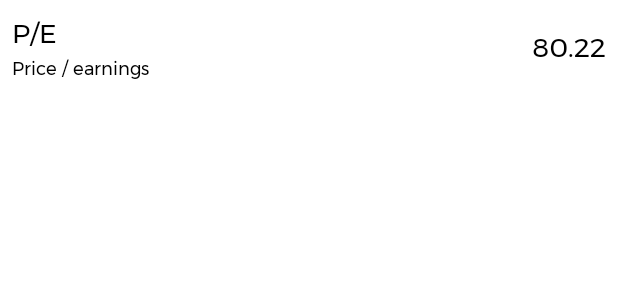
After one commit to Zelyder/StocksApp, an Android app: the layout item_ratio.xml on its own in the app's theme, with its tools: preview values and no code run, on a phone screen of 412 x 824 dp. The commit adds this screen. Shown: the top 300 px of the screen. Run offline under Robolectric (Android 15) with nearby library versions, the phone set to English and light mode, and no system bars.

Commit message:
Added summary tab

```diff
--- a/app/src/main/java/com/zelyder/stocksapp/MyApp.kt
+++ b/app/src/main/java/com/zelyder/stocksapp/MyApp.kt
@@ -54,7 +54,7 @@ class MyApp : Application(), ViewModelFactoryProvider {
             StocksListRepositoryImpl(fmpDataSource, finnhubDataSource, localDataSource)
         searchRepository = SearchRepositoryImpl(mboumDataSource, finnhubDataSource, localDataSource)
         detailsRepository =
-            DetailsRepositoryImpl(finnhubDataSource, localDataSource, WebServicesProvider())
+            DetailsRepositoryImpl(finnhubDataSource, fmpDataSource, WebServicesProvider())
     }
 
     override fun viewModelFactory(): ViewModelFactory = viewModelFactory
--- a/app/src/main/java/com/zelyder/stocksapp/data/network/apis/FmpApi.kt
+++ b/app/src/main/java/com/zelyder/stocksapp/data/network/apis/FmpApi.kt
@@ -1,11 +1,16 @@
 package com.zelyder.stocksapp.data.network.apis
 
 import com.zelyder.stocksapp.data.network.dto.fmp.NasdaqConstituentDto
+import com.zelyder.stocksapp.data.network.dto.fmp.RatiosDto
 import retrofit2.http.GET
+import retrofit2.http.Path
 import retrofit2.http.Query
 
 interface FmpApi {
 
     @GET("nasdaq_constituent")
     suspend fun getNasdaqConstituent(@Query("apikey") apiKey: String): List<NasdaqConstituentDto>
+
+    @GET("ratios-ttm/{ticker}")
+    suspend fun getRatios(@Path("ticker") ticker: String, @Query("apikey") apiKey: String): List<RatiosDto>
 }
--- a/app/src/main/java/com/zelyder/stocksapp/domain/datasources/StocksFmpDataSource.kt
+++ b/app/src/main/java/com/zelyder/stocksapp/domain/datasources/StocksFmpDataSource.kt
@@ -1,7 +1,9 @@
 package com.zelyder.stocksapp.domain.datasources
 
 import com.zelyder.stocksapp.data.network.dto.fmp.NasdaqConstituentDto
+import com.zelyder.stocksapp.data.network.dto.fmp.RatiosDto
 
 interface StocksFmpDataSource {
     suspend fun getNasdaqConstituent(): List<NasdaqConstituentDto>
+    suspend fun getRatios(ticker: String): List<RatiosDto>
 }
--- a/app/src/main/java/com/zelyder/stocksapp/domain/datasources/StocksFmpDataSourceImpl.kt
+++ b/app/src/main/java/com/zelyder/stocksapp/domain/datasources/StocksFmpDataSourceImpl.kt
@@ -3,6 +3,7 @@ package com.zelyder.stocksapp.domain.datasources
 import com.zelyder.stocksapp.data.FMP_API_KEY
 import com.zelyder.stocksapp.data.network.apis.FmpApi
 import com.zelyder.stocksapp.data.network.dto.fmp.NasdaqConstituentDto
+import com.zelyder.stocksapp.data.network.dto.fmp.RatiosDto
 import kotlinx.coroutines.Dispatchers
 import kotlinx.coroutines.withContext
 
@@ -10,4 +11,8 @@ class StocksFmpDataSourceImpl(private val fmpApi: FmpApi): StocksFmpDataSource {
     override suspend fun getNasdaqConstituent(): List<NasdaqConstituentDto> = withContext(Dispatchers.IO){
         fmpApi.getNasdaqConstituent(FMP_API_KEY)
     }
+
+    override suspend fun getRatios(ticker: String): List<RatiosDto> = withContext(Dispatchers.IO){
+        fmpApi.getRatios(apiKey = FMP_API_KEY, ticker = ticker)
+    }
 }
--- a/app/src/main/java/com/zelyder/stocksapp/domain/repositories/DetailsRepository.kt
+++ b/app/src/main/java/com/zelyder/stocksapp/domain/repositories/DetailsRepository.kt
@@ -2,6 +2,7 @@ package com.zelyder.stocksapp.domain.repositories
 
 import com.zelyder.stocksapp.data.network.SocketUpdate
 import com.zelyder.stocksapp.domain.enums.SelectedItem
+import com.zelyder.stocksapp.domain.models.Ratio
 import com.zelyder.stocksapp.domain.models.StockCandle
 import kotlinx.coroutines.channels.Channel
 
@@ -9,4 +10,5 @@ interface DetailsRepository {
     suspend fun getStockCandles(ticker: String, selectedItem: SelectedItem):StockCandle
     suspend fun closeSocket()
     suspend fun startSocket(ticker: String): Channel<SocketUpdate>
+    suspend fun getRatios(ticker: String): List<Ratio>
 }
--- a/app/src/main/java/com/zelyder/stocksapp/presentation/details/ViewPagerAdapter.kt
+++ b/app/src/main/java/com/zelyder/stocksapp/presentation/details/ViewPagerAdapter.kt
@@ -11,7 +11,7 @@ class ViewPagerAdapter(fragment: Fragment, val stock: Stock) : FragmentStateAdap
     override fun createFragment(position: Int): Fragment {
         return when(position) {
             0 -> ChartFragment.newInstance(stock)
-            1 -> SummaryFragment.newInstance()
+            1 -> SummaryFragment.newInstance(stock.ticker)
             2 -> NewsFragment.newInstance()
             else -> throw IllegalArgumentException("$position is not registered tab")
         }
--- a/app/src/main/res/layout/fragment_summary.xml
+++ b/app/src/main/res/layout/fragment_summary.xml
@@ -5,4 +5,8 @@
     android:layout_height="match_parent"
     tools:context=".presentation.details.SummaryFragment">
 
+    <androidx.recyclerview.widget.RecyclerView
+        android:id="@+id/rvRatios"
+        android:layout_width="match_parent"
+        android:layout_height="match_parent" />
 </FrameLayout>
--- /dev/null
+++ b/app/src/main/res/layout/item_ratio.xml
@@ -0,0 +1,40 @@
+<?xml version="1.0" encoding="utf-8"?>
+<LinearLayout xmlns:android="http://schemas.android.com/apk/res/android"
+    android:layout_width="match_parent"
+    android:layout_height="wrap_content"
+    xmlns:tools="http://schemas.android.com/tools"
+    android:padding="8dp"
+    android:orientation="horizontal">
+    <LinearLayout
+        android:layout_width="0dp"
+        android:layout_height="wrap_content"
+        android:layout_weight="3"
+        android:orientation="vertical">
+
+        <TextView
+            android:id="@+id/tvRatio"
+            android:layout_width="wrap_content"
+            android:layout_height="wrap_content"
+            android:textSize="18sp"
+            tools:text="P/E" />
+
+        <TextView
+            android:id="@+id/tvRatioExp"
+            android:layout_width="wrap_content"
+            android:layout_height="wrap_content"
+            android:textSize="12sp"
+            tools:text="Price / earnings" />
+
+    </LinearLayout>
+
+    <TextView
+        android:id="@+id/tvRatioVal"
+        android:layout_width="0dp"
+        android:layout_height="match_parent"
+        android:layout_weight="1"
+        android:gravity="center|end"
+        android:textSize="18sp"
+        tools:text="80.22" />
+
+
+</LinearLayout>
```
Also changed, not shown: app/src/main/java/com/zelyder/stocksapp/data/mappers/Mappers.kt (+22 -7 lines), app/src/main/java/com/zelyder/stocksapp/data/network/dto/fmp/RatiosDto.kt (added, +20 -0 lines), app/src/main/java/com/zelyder/stocksapp/domain/models/Ratio.kt (added, +9 -0 lines), app/src/main/java/com/zelyder/stocksapp/domain/repositories/DetailsRepositoryImpl.kt (+8 -1 lines), app/src/main/java/com/zelyder/stocksapp/presentation/core/UiMappers.kt (+28 -0 lines), app/src/main/java/com/zelyder/stocksapp/presentation/details/DetailsViewModel.kt (+12 -0 lines), app/src/main/java/com/zelyder/stocksapp/presentation/details/RatioListAdapter.kt (added, +44 -0 lines), app/src/main/java/com/zelyder/stocksapp/presentation/details/SummaryFragment.kt (+35 -1 lines), app/src/main/res/values/strings.xml (+10 -0 lines), 1 other file.
